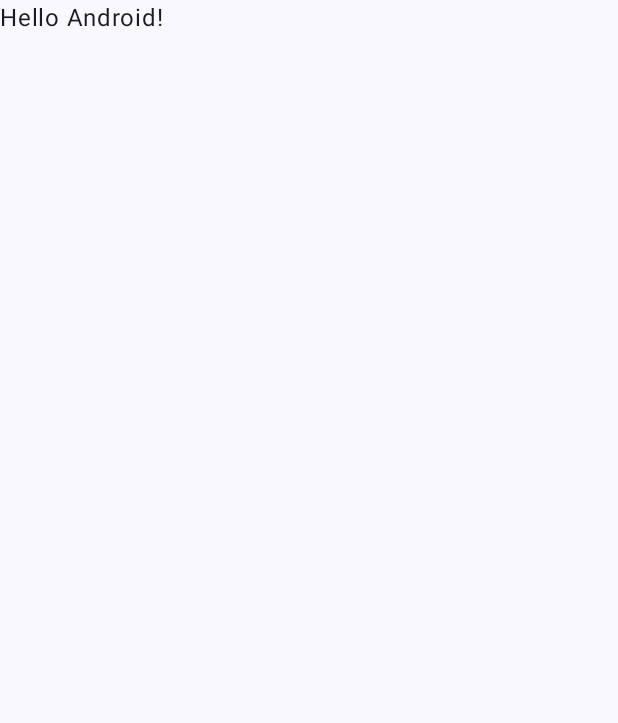
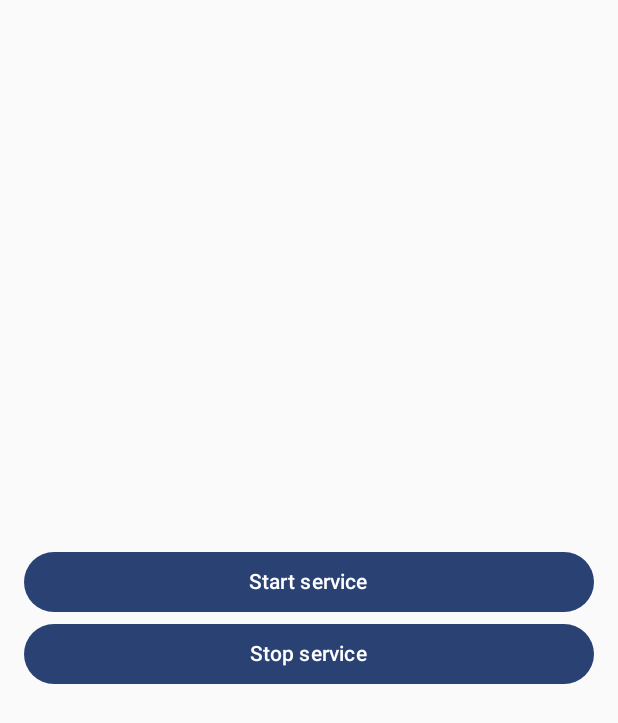
Before and after one commit to AlexxxShib/loud-metronome-3, an Android app built with Jetpack Compose: the screen it shows after launch (MainActivity), on a phone screen of 412 x 824 dp. Before the commit the part shown is almost empty. Shown: the top 723 px of the screen. Run offline under Robolectric (Android 15) with nearby library versions, the phone set to English and light mode, and no system bars; 2 statements that could not run were skipped.

Commit message:
add simple foreground service

```diff
--- a/app/src/main/java/com/alexxxshib/loudmetronome/MainActivity.kt
+++ /dev/null
@@ -1,46 +0,0 @@
-package com.alexxxshib.loudmetronome
-
-import android.os.Bundle
-import androidx.activity.ComponentActivity
-import androidx.activity.compose.setContent
-import androidx.compose.foundation.layout.fillMaxSize
-import androidx.compose.material3.MaterialTheme
-import androidx.compose.material3.Surface
-import androidx.compose.material3.Text
-import androidx.compose.runtime.Composable
-import androidx.compose.ui.Modifier
-import androidx.compose.ui.tooling.preview.Preview
-import com.alexxxshib.loudmetronome.ui.theme.LoudMetronome3Theme
-
-class MainActivity : ComponentActivity() {
-    override fun onCreate(savedInstanceState: Bundle?) {
-        super.onCreate(savedInstanceState)
-        setContent {
-            LoudMetronome3Theme {
-                // A surface container using the 'background' color from the theme
-                Surface(
-                    modifier = Modifier.fillMaxSize(),
-                    color = MaterialTheme.colorScheme.background
-                ) {
-                    Greeting("Android")
-                }
-            }
-        }
-    }
-}
-
-@Composable
-fun Greeting(name: String, modifier: Modifier = Modifier) {
-    Text(
-        text = "Hello $name!",
-        modifier = modifier
-    )
-}
-
-@Preview(showBackground = true)
-@Composable
-fun GreetingPreview() {
-    LoudMetronome3Theme {
-        Greeting("Android")
-    }
-}
--- /dev/null
+++ b/app/src/main/java/com/alexxxshib/loudmetronome/presentation/MainActivity.kt
@@ -0,0 +1,49 @@
+package com.alexxxshib.loudmetronome.presentation
+
+import android.Manifest
+import android.content.pm.PackageManager
+import android.os.Build
+import android.os.Bundle
+import androidx.activity.ComponentActivity
+import androidx.activity.compose.setContent
+import androidx.activity.result.contract.ActivityResultContracts
+import androidx.compose.runtime.mutableStateOf
+import androidx.core.content.ContextCompat
+
+class MainActivity : ComponentActivity() {
+
+    private val notificationPermissionAccepted = mutableStateOf(false)
+
+    private val notificationPermissionLauncher =
+        registerForActivityResult(ActivityResultContracts.RequestPermission()) {
+            checkAndRequestNotificationPermission()
+        }
+
+    override fun onCreate(savedInstanceState: Bundle?) {
+        super.onCreate(savedInstanceState)
+
+        setContent {
+            if (notificationPermissionAccepted.value)
+            {
+                MetronomeScreen()
+            }
+        }
+
+        checkAndRequestNotificationPermission()
+    }
+
+    private fun checkAndRequestNotificationPermission() {
+        if (Build.VERSION.SDK_INT >= Build.VERSION_CODES.TIRAMISU) {
+
+            val permissionStatus = ContextCompat.checkSelfPermission(
+                this, Manifest.permission.POST_NOTIFICATIONS)
+
+            if (permissionStatus == PackageManager.PERMISSION_GRANTED) {
+                notificationPermissionAccepted.value = true
+            }
+            else {
+                notificationPermissionLauncher.launch(Manifest.permission.POST_NOTIFICATIONS)
+            }
+        }
+    }
+}
--- /dev/null
+++ b/app/src/main/java/com/alexxxshib/loudmetronome/presentation/MainViewModel.kt
@@ -0,0 +1,76 @@
+package com.alexxxshib.loudmetronome.presentation
+
+import android.app.Application
+import android.content.ComponentName
+import android.content.Intent
+import android.content.ServiceConnection
+import android.os.IBinder
+import android.util.Log
+import androidx.compose.runtime.getValue
+import androidx.compose.runtime.mutableStateOf
+import androidx.compose.runtime.setValue
+import androidx.lifecycle.AndroidViewModel
+import com.alexxxshib.loudmetronome.MetronomeService
+
+class MainViewModel(private val application: Application): AndroidViewModel(application) {
+
+    private var metronomeService: MetronomeService? = null
+    private var serviceBoundState by mutableStateOf(false)
+
+    private val connection = object : ServiceConnection {
+
+        override fun onServiceConnected(className: ComponentName, service: IBinder) {
+            Log.d(TAG, "onServiceConnected")
+
+            val binder = service as MetronomeService.LocalBinder
+            metronomeService = binder.getService()
+            serviceBoundState = true
+
+//            onServiceConnected()
+        }
+
+        override fun onServiceDisconnected(arg0: ComponentName) {
+            Log.d(TAG, "onServiceDisconnected")
+
+            serviceBoundState = false
+            metronomeService = null
+        }
+    }
+
+    init {
+        tryToBindToServiceIfRunning()
+    }
+
+    fun play() {
+        startForegroundService()
+    }
+
+    fun stop() {
+        metronomeService?.stopForegroundService()
+    }
+
+    private fun startForegroundService() {
+        application.startForegroundService(Intent(application, MetronomeService::class.java))
+
+        tryToBindToServiceIfRunning()
+    }
+
+    private fun tryToBindToServiceIfRunning() {
+        Intent(application, MetronomeService::class.java).also { intent ->
+            application.bindService(intent, connection, 0)
+        }
+    }
+
+    override fun onCleared() {
+        super.onCleared()
+        application.unbindService(connection)
+        metronomeService = null
+
+        Log.d(TAG, "onCleared")
+    }
+
+    companion object {
+
+        private const val TAG = "MainViewModel_TAG"
+    }
+}
--- /dev/null
+++ b/app/src/main/java/com/alexxxshib/loudmetronome/presentation/MetronomeScreen.kt
@@ -0,0 +1,60 @@
+package com.alexxxshib.loudmetronome.presentation
+
+import androidx.compose.foundation.layout.Arrangement
+import androidx.compose.foundation.layout.Column
+import androidx.compose.foundation.layout.fillMaxSize
+import androidx.compose.foundation.layout.fillMaxWidth
+import androidx.compose.foundation.layout.padding
+import androidx.compose.material3.Button
+import androidx.compose.material3.Text
+import androidx.compose.runtime.Composable
+import androidx.compose.ui.Alignment
+import androidx.compose.ui.Modifier
+import androidx.compose.ui.tooling.preview.Preview
+import androidx.compose.ui.unit.dp
+import androidx.lifecycle.viewmodel.compose.viewModel
+import com.alexxxshib.loudmetronome.ui.theme.LoudMetronome3Theme
+
+@Composable
+fun MetronomeScreen() {
+    val viewModel: MainViewModel = viewModel()
+
+    LoudMetronome3Theme {
+        MetronomeScreenContent(viewModel)
+    }
+}
+
+@Composable
+private fun MetronomeScreenContent(mainViewModel: MainViewModel?) {
+    Column(
+        modifier = Modifier
+            .fillMaxSize()
+            .padding(16.dp),
+        horizontalAlignment = Alignment.CenterHorizontally,
+        verticalArrangement = Arrangement.Center
+    ) {
+        Button(
+            modifier = Modifier
+                .fillMaxWidth(),
+            onClick = { mainViewModel?.play() }
+        ) {
+            Text(text = "Start service")
+        }
+
+        Button(
+            modifier = Modifier
+                .fillMaxWidth(),
+            onClick = { mainViewModel?.stop() }
+        ) {
+            Text(text = "Stop service")
+        }
+    }
+}
+
+@Preview
+@Composable
+fun PreviewMetronomeScreen() {
+    LoudMetronome3Theme {
+        MetronomeScreenContent(null)
+    }
+}
--- a/app/src/main/res/values/strings.xml
+++ b/app/src/main/res/values/strings.xml
@@ -1,3 +1,8 @@
 <resources>
     <string name="app_name">Loud Metronome 3</string>
+
+    <string name="metronome_service_notification_channel_general_name">General notification</string>
+    <string name="metronome_service_notification_title">Metronome</string>
+    <string name="metronome_service_notification_description">Metronome is running in the background.</string>
+
 </resources>
```
Also changed, not shown: app/build.gradle.kts (+6 -1 lines), app/src/main/AndroidManifest.xml (+12 -1 lines), app/src/main/java/com/alexxxshib/loudmetronome/MetronomeService.kt (added, +70 -0 lines), app/src/main/java/com/alexxxshib/loudmetronome/NotificationsHelper.kt (added, +39 -0 lines).
